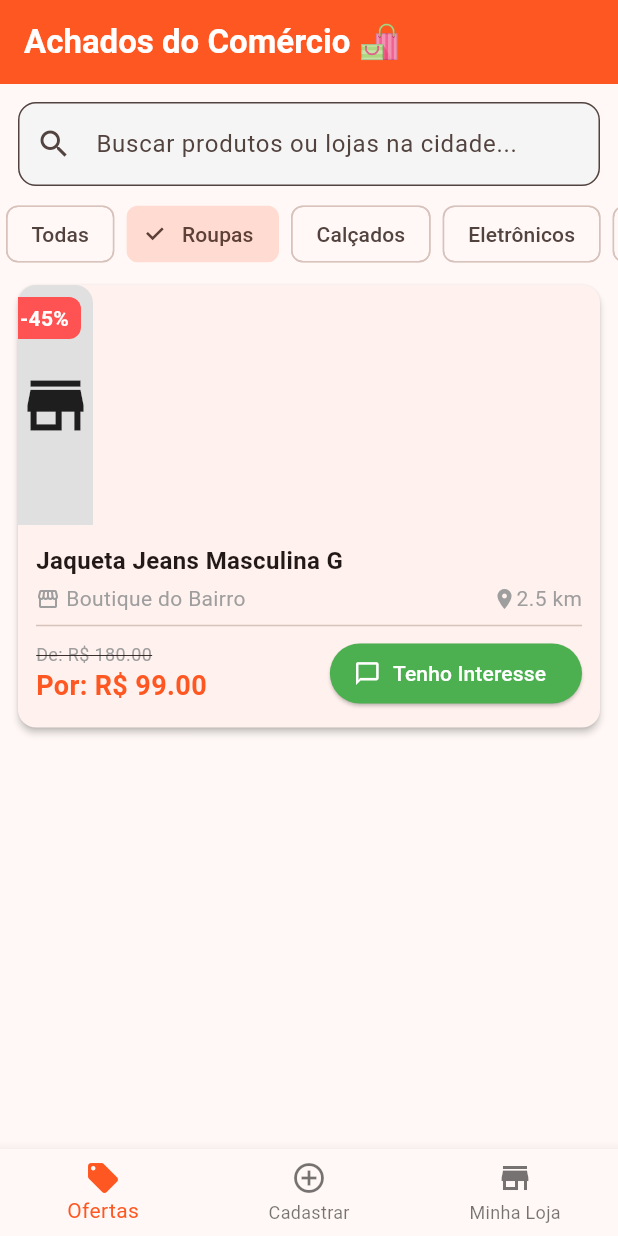
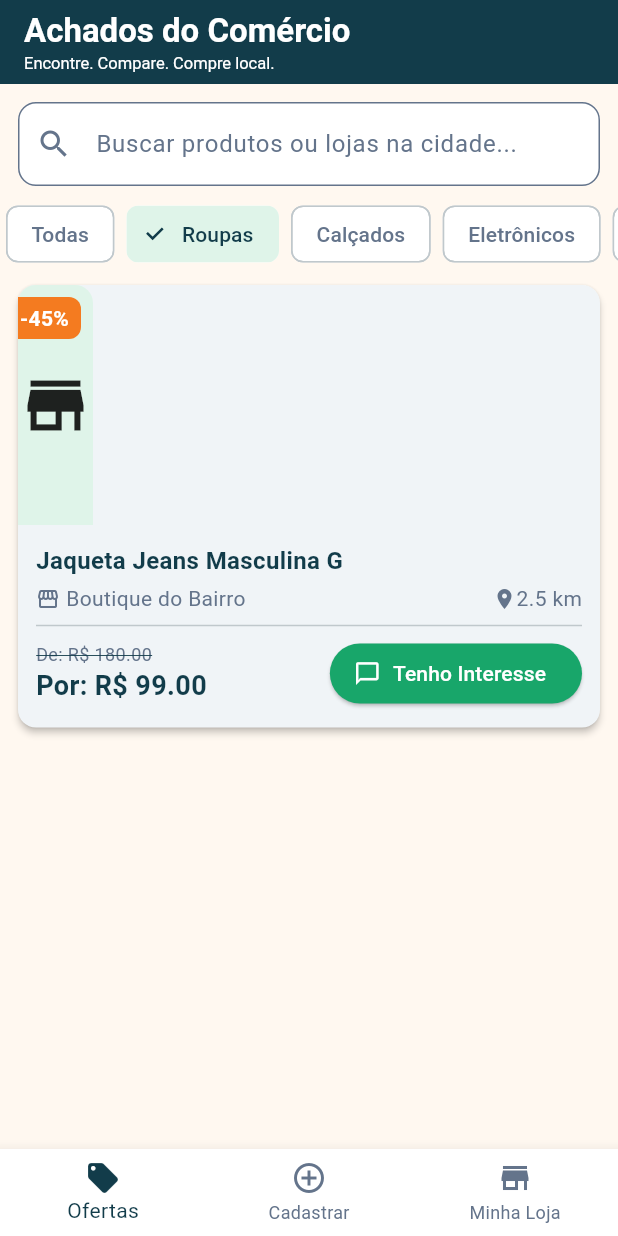
Before and after one commit to brenoctorres-alt/Achados-do-Comercio, a Flutter app: the screen it shows after launch, after a tap on "Roupas", on a phone screen of 412 x 824 dp. Run offline on Flutter 3.47's test engine with Material 3 defaults, Android fonts, the light colour scheme and no system bars; our stand-ins replace shared_preferences; network calls fail.

Commit message:
feat: atualiza identidade visual para Achados do Comércio

```diff
--- a/lib/main.dart
+++ b/lib/main.dart
@@ -1,6 +1,17 @@
 import 'dart:convert';
+
 import 'package:flutter/material.dart';
 import 'package:shared_preferences/shared_preferences.dart';
+
+class AppColors {
+  static const primary = Color(0xFF123C4A);
+  static const green = Color(0xFF18A66A);
+  static const lightGreen = Color(0xFFDFF4E9);
+  static const background = Color(0xFFFFF8F0);
+  static const orange = Color(0xFFF47B20);
+  static const white = Color(0xFFFFFFFF);
+  static const textSecondary = Color(0xFF64748B);
+}
 
 void main() {
   WidgetsFlutterBinding.ensureInitialized();
@@ -16,10 +27,39 @@
       title: 'Achados do Comércio',
       debugShowCheckedModeBanner: false,
       theme: ThemeData(
-        colorScheme: ColorScheme.fromSeed(
-          seedColor: const Color(0xFFFF5722),
-          primary: const Color(0xFFFF5722),
-          secondary: const Color(0xFF2196F3),
+        colorScheme:
+            ColorScheme.fromSeed(
+              seedColor: AppColors.primary,
+              brightness: Brightness.light,
+            ).copyWith(
+              primary: AppColors.primary,
+              onPrimary: AppColors.white,
+              secondary: AppColors.green,
+              onSecondary: AppColors.white,
+              secondaryContainer: AppColors.lightGreen,
+              onSecondaryContainer: AppColors.primary,
+              tertiary: AppColors.orange,
+              onTertiary: AppColors.white,
+              surface: AppColors.white,
+              onSurface: AppColors.primary,
+              onSurfaceVariant: AppColors.textSecondary,
+            ),
+        scaffoldBackgroundColor: AppColors.background,
+        appBarTheme: const AppBarTheme(
+          backgroundColor: AppColors.primary,
+          foregroundColor: AppColors.white,
+        ),
+        bottomNavigationBarTheme: const BottomNavigationBarThemeData(
+          selectedItemColor: AppColors.green,
+          unselectedItemColor: AppColors.textSecondary,
+        ),
+        inputDecorationTheme: const InputDecorationTheme(
+          filled: true,
+          fillColor: AppColors.white,
+        ),
+        textTheme: const TextTheme(
+          bodyMedium: TextStyle(color: AppColors.primary),
+          bodySmall: TextStyle(color: AppColors.textSecondary),
         ),
         useMaterial3: true,
       ),
@@ -91,8 +131,9 @@
 
   static Future<void> salvarOfertas(List<Oferta> ofertas) async {
     final prefs = await SharedPreferences.getInstance();
-    final List<String> ofertasJson =
-        ofertas.map((o) => jsonEncode(o.toMap())).toList();
+    final List<String> ofertasJson = ofertas
+        .map((o) => jsonEncode(o.toMap()))
+        .toList();
     await prefs.setStringList(_keyOfertas, ofertasJson);
   }
 
@@ -104,9 +145,7 @@
       return _getOfertasIniciais();
     }
 
-    return ofertasJson
-        .map((item) => Oferta.fromMap(jsonDecode(item)))
-        .toList();
+    return ofertasJson.map((item) => Oferta.fromMap(jsonDecode(item))).toList();
   }
 
   static List<Oferta> _getOfertasIniciais() {
@@ -192,9 +231,7 @@
   @override
   Widget build(BuildContext context) {
     if (_carregando) {
-      return const Scaffold(
-        body: Center(child: CircularProgressIndicator()),
-      );
+      return const Scaffold(body: Center(child: CircularProgressIndicator()));
     }
 
     final List<Widget> telas = [
@@ -218,10 +255,7 @@
             icon: Icon(Icons.add_circle_outline),
             label: 'Cadastrar',
           ),
-          BottomNavigationBarItem(
-            icon: Icon(Icons.store),
-            label: 'Minha Loja',
-          ),
+          BottomNavigationBarItem(icon: Icon(Icons.store), label: 'Minha Loja'),
         ],
       ),
     );
@@ -249,7 +283,7 @@
     'Roupas',
     'Calçados',
     'Eletrônicos',
-    'Utilidades'
+    'Utilidades',
   ];
 
   @override
@@ -257,20 +291,32 @@
     final ofertasFiltradas = widget.ofertas.where((oferta) {
       final bateNome =
           oferta.titulo.toLowerCase().contains(_filtroTexto.toLowerCase()) ||
-              oferta.loja.toLowerCase().contains(_filtroTexto.toLowerCase());
-      final bateCategoria = _categoriaSelecionada == 'Todas' ||
+          oferta.loja.toLowerCase().contains(_filtroTexto.toLowerCase());
+      final bateCategoria =
+          _categoriaSelecionada == 'Todas' ||
           oferta.categoria == _categoriaSelecionada;
       return bateNome && bateCategoria;
     }).toList();
 
     return Scaffold(
       appBar: AppBar(
-        title: const Text(
-          'Achados do Comércio 🛍️',
-          style: TextStyle(fontWeight: FontWeight.bold),
+        title: const Column(
+          crossAxisAlignment: CrossAxisAlignment.start,
+          mainAxisSize: MainAxisSize.min,
+          children: [
+            Text(
+              'Achados do Comércio',
+              style: TextStyle(
+                fontWeight: FontWeight.bold,
+                color: AppColors.white,
+              ),
+            ),
+            Text(
+              'Encontre. Compare. Compre local.',
+              style: TextStyle(fontSize: 11, color: AppColors.white),
+            ),
+          ],
         ),
-        backgroundColor: Theme.of(context).colorScheme.primary,
-        foregroundColor: Colors.white,
       ),
       body: Column(
         children: [
@@ -285,7 +331,6 @@
                   borderRadius: BorderRadius.circular(12),
                 ),
                 filled: true,
-                fillColor: Colors.grey[100],
               ),
             ),
           ),
@@ -338,10 +383,11 @@
 
   @override
   Widget build(BuildContext context) {
-    final desconto = (((oferta.precoOriginal - oferta.precoPromocional) /
-                oferta.precoOriginal) *
-            100)
-        .round();
+    final desconto =
+        (((oferta.precoOriginal - oferta.precoPromocional) /
+                    oferta.precoOriginal) *
+                100)
+            .round();
 
     return Card(
       margin: const EdgeInsets.symmetric(horizontal: 12, vertical: 6),
@@ -353,8 +399,9 @@
           Stack(
             children: [
               ClipRRect(
-                borderRadius:
-                    const BorderRadius.vertical(top: Radius.circular(12)),
+                borderRadius: const BorderRadius.vertical(
+                  top: Radius.circular(12),
+                ),
                 child: Image.network(
                   oferta.imagemUrl,
                   height: 160,
@@ -362,7 +409,7 @@
                   fit: BoxFit.cover,
                   errorBuilder: (context, error, stackTrace) => Container(
                     height: 160,
-                    color: Colors.grey[300],
+                    color: AppColors.lightGreen,
                     child: const Icon(Icons.store, size: 50),
                   ),
                 ),
@@ -371,16 +418,18 @@
                 top: 8,
                 right: 8,
                 child: Container(
-                  padding:
-                      const EdgeInsets.symmetric(horizontal: 8, vertical: 4),
+                  padding: const EdgeInsets.symmetric(
+                    horizontal: 8,
+                    vertical: 4,
+                  ),
                   decoration: BoxDecoration(
-                    color: Colors.redAccent,
+                    color: AppColors.orange,
                     borderRadius: BorderRadius.circular(8),
                   ),
                   child: Text(
                     '-$desconto%',
                     style: const TextStyle(
-                      color: Colors.white,
+                      color: AppColors.white,
                       fontWeight: FontWeight.bold,
                     ),
                   ),
@@ -403,17 +452,25 @@
                 const SizedBox(height: 4),
                 Row(
                   children: [
-                    const Icon(Icons.storefront, size: 16, color: Colors.grey),
+                    const Icon(
+                      Icons.storefront,
+                      size: 16,
+                      color: AppColors.textSecondary,
+                    ),
                     const SizedBox(width: 4),
                     Text(
                       oferta.loja,
-                      style: const TextStyle(color: Colors.grey),
+                      style: const TextStyle(color: AppColors.textSecondary),
                     ),
                     const Spacer(),
-                    const Icon(Icons.location_on, size: 16, color: Colors.grey),
+                    const Icon(
+                      Icons.location_on,
+                      size: 16,
+                      color: AppColors.textSecondary,
+                    ),
                     Text(
                       oferta.distancia,
-                      style: const TextStyle(color: Colors.grey),
+                      style: const TextStyle(color: AppColors.textSecondary),
                     ),
                   ],
                 ),
@@ -427,7 +484,7 @@
                           'De: R\$ ${oferta.precoOriginal.toStringAsFixed(2)}',
                           style: const TextStyle(
                             decoration: TextDecoration.lineThrough,
-                            color: Colors.grey,
+                            color: AppColors.textSecondary,
                             fontSize: 12,
                           ),
                         ),
@@ -455,8 +512,8 @@
                       icon: const Icon(Icons.chat_bubble_outline),
                       label: const Text('Tenho Interesse'),
                       style: ElevatedButton.styleFrom(
-                        backgroundColor: Colors.green,
-                        foregroundColor: Colors.white,
+                        backgroundColor: AppColors.green,
+                        foregroundColor: AppColors.white,
                       ),
                     ),
                   ],
@@ -495,7 +552,7 @@
     'Roupas',
     'Calçados',
     'Eletrônicos',
-    'Utilidades'
+    'Utilidades',
   ];
 
   void _submeterFormulario() {
@@ -526,11 +583,7 @@
   @override
   Widget build(BuildContext context) {
     return Scaffold(
-      appBar: AppBar(
-        title: const Text('Cadastrar Novo Achado'),
-        backgroundColor: Theme.of(context).colorScheme.primary,
-        foregroundColor: Colors.white,
-      ),
+      appBar: AppBar(title: const Text('Cadastrar Novo Achado')),
       body: SingleChildScrollView(
         padding: const EdgeInsets.all(16.0),
         child: Form(
@@ -568,9 +621,8 @@
                         labelText: 'Preço Original (R\$)',
                         border: OutlineInputBorder(),
                       ),
-                      validator: (value) => value == null || value.isEmpty
-                          ? 'Obrigatório'
-                          : null,
+                      validator: (value) =>
+                          value == null || value.isEmpty ? 'Obrigatório' : null,
                     ),
                   ),
                   const SizedBox(width: 8),
@@ -582,9 +634,8 @@
                         labelText: 'Preço Com Desconto (R\$)',
                         border: OutlineInputBorder(),
                       ),
-                      validator: (value) => value == null || value.isEmpty
-                          ? 'Obrigatório'
-                          : null,
+                      validator: (value) =>
+                          value == null || value.isEmpty ? 'Obrigatório' : null,
                     ),
                   ),
                 ],
@@ -597,8 +648,9 @@
                   border: OutlineInputBorder(),
                 ),
                 items: _categorias
-                    .map((cat) =>
-                        DropdownMenuItem(value: cat, child: Text(cat)))
+                    .map(
+                      (cat) => DropdownMenuItem(value: cat, child: Text(cat)),
+                    )
                     .toList(),
                 onChanged: (val) {
                   if (val != null) {
@@ -627,7 +679,7 @@
                 style: ElevatedButton.styleFrom(
                   padding: const EdgeInsets.symmetric(vertical: 16),
                   backgroundColor: Theme.of(context).colorScheme.primary,
-                  foregroundColor: Colors.white,
+                  foregroundColor: AppColors.white,
                 ),
               ),
             ],
@@ -647,11 +699,7 @@
   @override
   Widget build(BuildContext context) {
     return Scaffold(
-      appBar: AppBar(
-        title: const Text('Minha Loja'),
-        backgroundColor: Theme.of(context).colorScheme.primary,
-        foregroundColor: Colors.white,
-      ),
+      appBar: AppBar(title: const Text('Minha Loja')),
       body: Padding(
         padding: const EdgeInsets.all(16.0),
         child: Column(
@@ -667,7 +715,7 @@
             ),
             const Text(
               'Feira de Santana - BA',
-              style: TextStyle(color: Colors.grey),
+              style: TextStyle(color: AppColors.textSecondary),
             ),
             const Divider(height: 32),
             ListTile(
```
Also changed, not shown: 5 other files.
